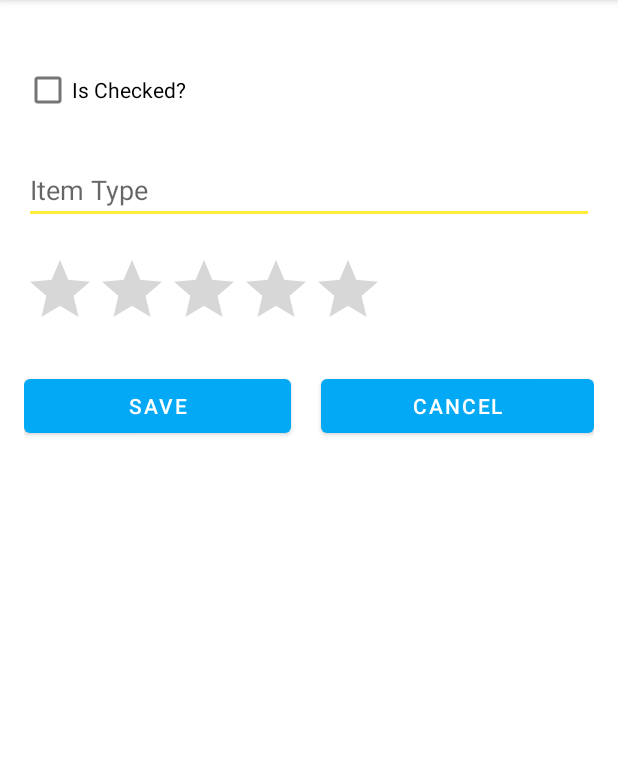
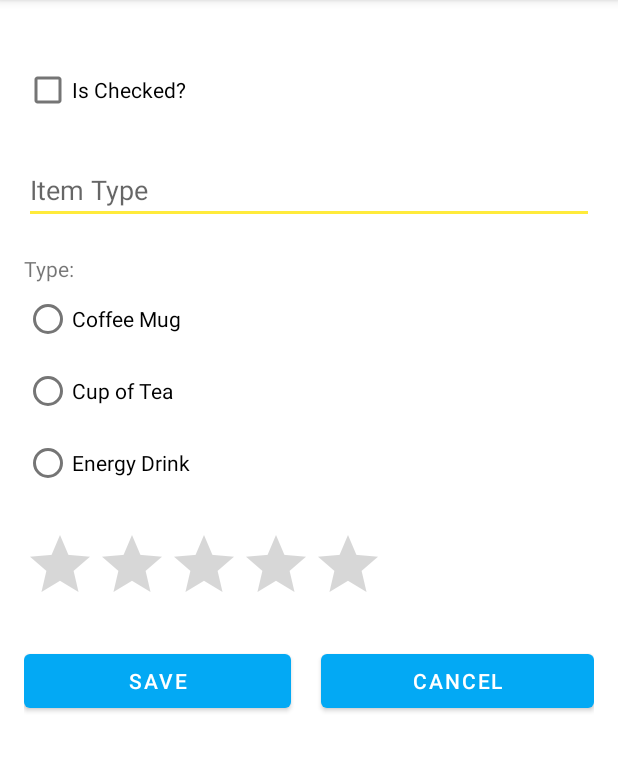
Before and after one commit to Jakub-Ner/Android-ex4, an Android app: the fragment AddItemFragment shown on its own in the app's theme, after a tap on "SAVE", on a phone screen of 412 x 824 dp, the part 84-856 px from its top. Run offline under Robolectric (Android 15) with nearby library versions, the phone set to English and light mode, and no system bars; our stand-ins replace Room's generated code; 2 statements that could not run were skipped.

Commit message:
adding to db

```diff
--- /dev/null
+++ b/app/src/main/java/com/example/exercise04/DataBase/DBItem.kt
@@ -0,0 +1,65 @@
+package com.example.exercise04.DataBase
+
+import androidx.room.ColumnInfo
+import androidx.room.Entity
+import androidx.room.PrimaryKey
+import com.example.exercise04.R
+import java.io.Serializable
+import kotlin.random.Random
+
+    @Entity(tableName = "item_table")
+    class DBItem : Serializable {
+        @PrimaryKey(autoGenerate = true)
+        var id = 0
+
+        @ColumnInfo(name = "name")
+        var item_name: String = "D"
+        @ColumnInfo(name = "date")
+        var item_date: String = ""
+        @ColumnInfo(name = "rating")
+        var item_rating : Float = 0.0f
+        @ColumnInfo(name = "image")
+        var item_image : Int = R.drawable.energy_drink
+        @ColumnInfo(name = "type")
+        var item_type : String= ""
+        @ColumnInfo(name = "checked")
+        var item_checked : Boolean= Random.nextBoolean()
+
+//        constructor()
+
+//        constructor(num: Int) {
+//            item_name = "Item name " + num
+//            item_date = "Brak daty"
+//            val travelCompanions = when (Random.nextInt(0, 3)) {
+//                0 -> "Coffee Mug"
+//                1 -> "Cup of Tea"
+//                2 -> "Energy drink"
+//                else -> throw IllegalStateException("Unexpected value")
+//            }
+//            item_rating = Random.nextDouble(0.0, 5.0).toFloat()
+//            item_type = "Żaden z wymienionych"
+//            item_image = R.drawable.energy_drink
+//            item_checked = Random.nextBoolean()
+//        }
+
+        constructor(
+            item_name: String,
+            item_date: String,
+            item_rating : Float,
+            item_type : String,
+            item_checked : Boolean
+        ) {
+            this.item_name = item_name
+            this.item_date = item_date
+            this.item_rating = item_rating
+            this.item_type = item_type
+            this.item_checked = item_checked
+
+            when(item_type){
+                "Coffee Mug" -> item_image = R.drawable.coffee_mug
+                "Cup of Tea" -> item_image = R.drawable.cup_of_tea
+                "Energy drink" -> item_image = R.drawable.energy_drink
+            }
+        }
+
+    }
--- /dev/null
+++ b/app/src/main/java/com/example/exercise04/DataBase/MyDao.kt
@@ -0,0 +1,27 @@
+package com.example.exercise04.DataBase
+
+
+import androidx.room.Dao
+import androidx.room.Delete
+import androidx.room.Insert
+import androidx.room.OnConflictStrategy
+import androidx.room.Query
+import androidx.room.Update
+
+@Dao
+interface MyDao {
+    @Query("SELECT * FROM item_table ORDER BY id ASC")
+    fun getAllData(): MutableList<DBItem>?
+
+    @Query("DELETE FROM item_table")
+    fun deleteAll()
+
+    @Insert(onConflict = OnConflictStrategy.IGNORE)
+    fun insert(item: DBItem) : Long
+
+    @Delete
+    fun delete(item: DBItem): Int
+
+    @Query("SELECT * FROM item_table WHERE id = :itemId")
+    fun getItemById(itemId: Int): DBItem?
+}
--- a/app/src/main/java/com/example/exercise04/DataItem.kt
+++ /dev/null
@@ -1,21 +0,0 @@
-package com.example.exercise04
-
-import java.io.Serializable
-import kotlin.random.Random
-
-
-class DataItem : Serializable {
-    var text2: String = "power= "
-    var itemValue: Float = Random.nextFloat() * 5
-    var item_checked: Boolean = Random.nextBoolean()
-    var itemType: Int = Random.nextInt(0,3)
-
-    constructor()
-
-    constructor(value: Comparable<*>, checked: Boolean, type: Int) : this() {
-        text2 = "power= "
-        itemValue = value as Float
-        itemType = type
-        item_checked = checked
-    }
-}
--- a/app/src/main/java/com/example/exercise04/fragment2/AddItemFragment.kt
+++ b/app/src/main/java/com/example/exercise04/fragment2/AddItemFragment.kt
@@ -4,9 +4,11 @@ import android.os.Bundle
 import android.view.LayoutInflater
 import android.view.View
 import android.view.ViewGroup
+import android.widget.Toast
 import androidx.fragment.app.Fragment
 import androidx.navigation.fragment.NavHostFragment
-import com.example.exercise04.DataItem
+import com.example.exercise04.DataBase.DBItem
+import com.example.exercise04.fragment2.DataRepo2
 import com.example.exercise04.R
 import com.example.exercise04.databinding.FragmentAddItemBinding
 
@@ -25,34 +27,54 @@ class AddItemFragment : Fragment() {
         super.onViewCreated(view, savedInstanceState)
 
         binding.saveButton.setOnClickListener {
-            val itemValue = binding.ratingBarItemValue.rating
+            val itemRating = binding.ratingBarItemValue.rating
             val itemChecked = binding.checkBoxItemType.isChecked
+            val itemTypeId = binding.rg.checkedRadioButtonId
 
-            val itemType = when (binding.editTextItemType.text.toString()) {
-                "Coffee Mug" -> 0
-                "Cup of Tea" -> 1
-                "Energy drink" -> 2
-                else -> 0
+            val item = DBItem("dupa","01/01/1990", itemRating, getType(itemTypeId), itemChecked)
+            val repository = DataRepo2.getInstance(requireContext())
+            if (repository.addItem(item)) {
+                Toast.makeText(requireContext(), "Item added to the database", Toast.LENGTH_SHORT).show()
+                parentFragmentManager.setFragmentResult("item_added", Bundle.EMPTY)
             }
-            val dataItem = DataItem(itemValue, itemChecked, itemType)
 
-            displayItemInfo(dataItem)
+            val navController = NavHostFragment.findNavController(this)
+            navController.navigate( R.id.nav_list2_fragment)
         }
+
 
         binding.cancelButton.setOnClickListener {
             navigateToList2Fragment()
         }
     }
 
-    private fun displayItemInfo(dataItem: DataItem) {
-        val navController = NavHostFragment.findNavController(this)
-        val destinationId = R.id.nav_list2_fragment
+    private fun getType(checkedId: Int): String {
+        when (checkedId) {
+            R.id.rbCoffee -> {
+                return "Coffee Mug"
+            }
 
-        val args = Bundle().apply {
-            putSerializable("data_item_key_2", dataItem)
+            R.id.rbTea -> {
+                return "Cup of Tea"
+            }
+
+            R.id.rbEnergyDrink -> {
+                return "Energy drink"
+            }
         }
-        navController.navigate(destinationId, args)
+        return ""
     }
+
+
+//    private fun displayItemInfo(dataItem: DataItem) {
+//        val navController = NavHostFragment.findNavController(this)
+//        val destinationId = R.id.nav_list2_fragment
+//
+//        val args = Bundle().apply {
+//            putSerializable("data_item_key_2", dataItem)
+//        }
+//        navController.navigate(destinationId, args)
+//    }
 
     private fun navigateToList2Fragment() {
         val navController = NavHostFragment.findNavController(this)
--- a/app/src/main/res/layout/fragment_add_item.xml
+++ b/app/src/main/res/layout/fragment_add_item.xml
@@ -32,9 +32,43 @@
     <EditText
         android:id="@+id/editTextItemType"
         android:layout_marginTop="20dp"
+        android:layout_marginBottom="20dp"
         android:layout_width="match_parent"
         android:layout_height="wrap_content"
         android:hint="Item Type" />
+
+
+    <TextView
+        android:id="@+id/tvType"
+        android:layout_width="match_parent"
+        android:layout_height="wrap_content"
+        android:text="Type:"/>
+
+    <RadioGroup
+        android:id="@+id/rg"
+
+        android:layout_width="wrap_content"
+        android:layout_height="wrap_content"
+        android:orientation="vertical">
+
+        <RadioButton
+            android:id="@+id/rbCoffee"
+            android:layout_width="match_parent"
+            android:layout_height="wrap_content"
+            android:text="Coffee Mug" />
+
+        <RadioButton
+            android:id="@+id/rbTea"
+            android:layout_width="match_parent"
+            android:layout_height="wrap_content"
+            android:text="Cup of Tea" />
+
+        <RadioButton
+            android:id="@+id/rbEnergyDrink"
+            android:layout_width="match_parent"
+            android:layout_height="wrap_content"
+            android:text="Energy Drink" />
+    </RadioGroup>
 
 
     <RatingBar
```
Also changed, not shown: app/build.gradle.kts (+9 -3 lines), app/src/main/java/com/example/exercise04/DataBase/MyDB.kt (added, +25 -0 lines), app/src/main/java/com/example/exercise04/fragment2/DataRepo2.kt (+32 -21 lines), app/src/main/java/com/example/exercise04/fragment2/ItemInfoFragment.kt (+8 -12 lines), app/src/main/java/com/example/exercise04/fragment2/List2Fragment.kt (+36 -26 lines), app/src/main/res/layout/fragment_list2.xml (+20 -1 lines), app/src/main/res/drawable/coffee_mug.png (renamed from app/src/main/res/drawable/pngwing_com.png), app/src/main/res/drawable/cup_of_tea.png (renamed from app/src/main/res/drawable/pngwing_com__1_.png), 1 other file.
